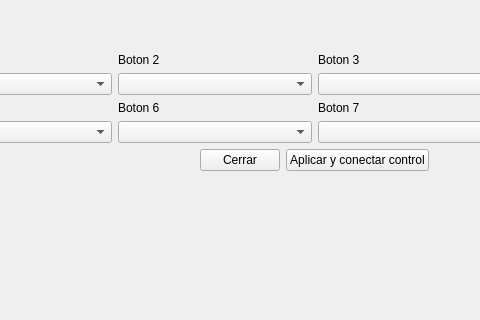
Hex4gono/PIP_Control, file GUI/menu.ui: the form before one commit; both pictures show x 88 to 568 and y 280 to 600 of the 800 by 600 pixel window.
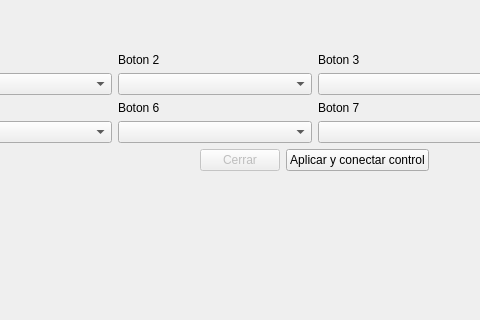
The form after the commit. Icons and pictures are not drawn.

Patch:
```diff
--- a/GUI/menu.ui
+++ b/GUI/menu.ui
@@ -280,6 +280,9 @@
        </item>
        <item>
         <widget class="QPushButton" name="CerrarButton">
+         <property name="enabled">
+          <bool>false</bool>
+         </property>
          <property name="text">
           <string>Cerrar</string>
          </property>
```
